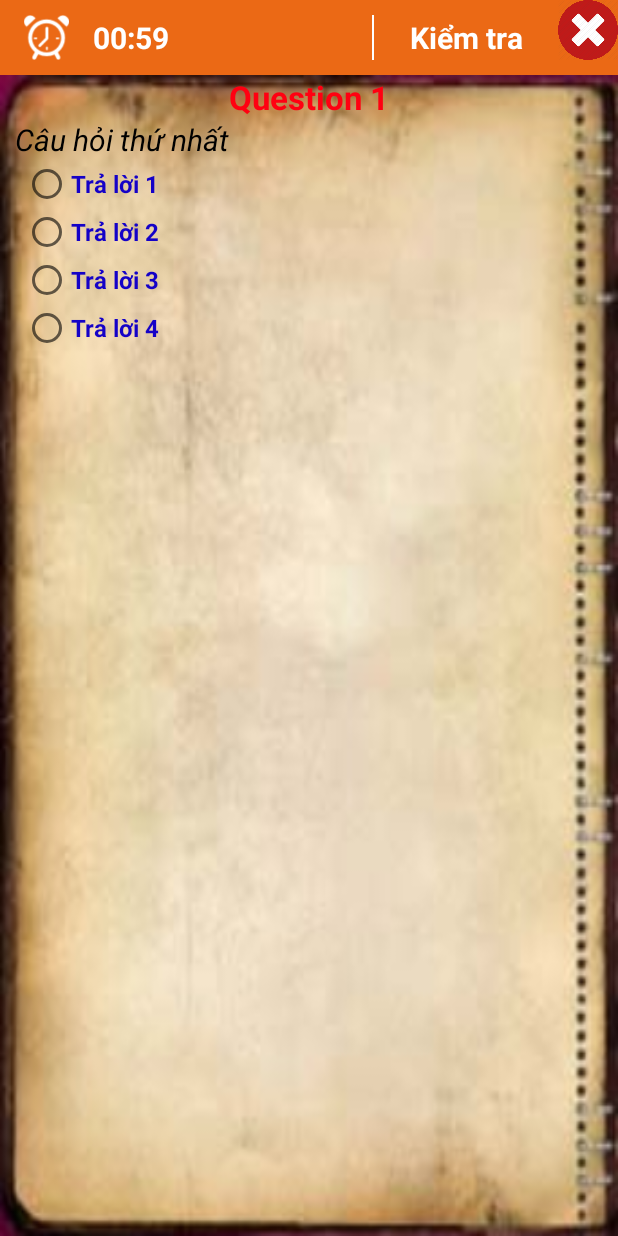
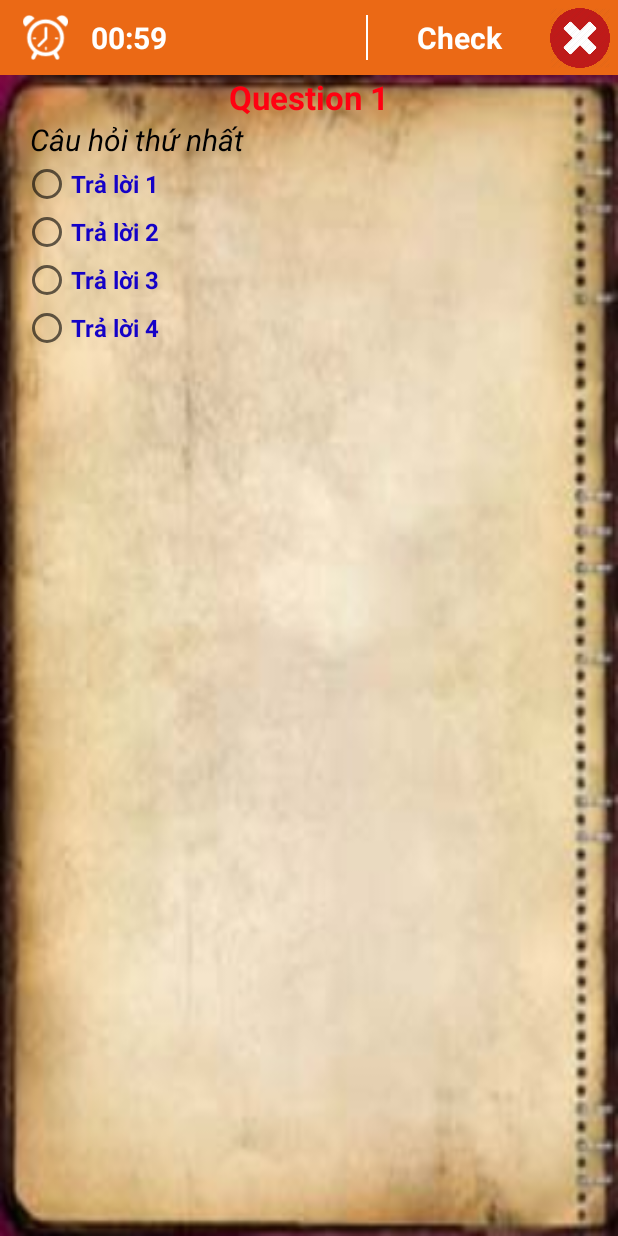
Before and after one commit to khanhcdt17/DoAnCoSo, an Android app: the ScreenSlideActivity screen opened directly, with no data from a screen before it, on a phone screen of 412 x 824 dp. Run offline under Robolectric (Android 15) with nearby library versions, the light colour scheme and no system bars; 7 statements that could not run were skipped.

Commit message:
commit giao dien moi

```diff
--- a/AppTracNghiem/app/src/main/java/com/abc/apptracnghiem/Fragment/OOPsConceptFeaturesFragment.java
+++ b/AppTracNghiem/app/src/main/java/com/abc/apptracnghiem/Fragment/OOPsConceptFeaturesFragment.java
@@ -5,6 +5,7 @@ import android.content.Intent;
 import android.os.Bundle;
 import android.support.annotation.Nullable;
 import android.support.v4.app.Fragment;
+import android.util.Log;
 import android.view.LayoutInflater;
 import android.view.View;
 import android.view.ViewGroup;
@@ -60,6 +61,7 @@ public class OOPsConceptFeaturesFragment extends Fragment {
         gvExam.setOnItemClickListener(new AdapterView.OnItemClickListener() {
             @Override
             public void onItemClick(AdapterView<?> parent, View view, int position, long id) {
+
                 Intent intent=new Intent(getActivity(),ScreenSlideActivity.class);
                 intent.putExtra("type_question",arrExam.get(position).getName());
                 intent.putExtra("topic","OOPs Concept & Features");
--- a/AppTracNghiem/app/src/main/java/com/abc/apptracnghiem/slides/ScreenSlideActivity.java
+++ b/AppTracNghiem/app/src/main/java/com/abc/apptracnghiem/slides/ScreenSlideActivity.java
@@ -11,6 +11,7 @@ import android.support.v4.view.PagerAdapter;
 import android.support.v4.view.ViewPager;
 import android.support.v7.app.AppCompatActivity;
 import android.os.Bundle;
+import android.util.Log;
 import android.view.View;
 import android.widget.AdapterView;
 import android.widget.Button;
@@ -18,6 +19,7 @@ import android.widget.GridView;
 import android.widget.QuickContactBadge;
 import android.widget.TextView;
 
+import com.abc.apptracnghiem.MainActivity;
 import com.abc.apptracnghiem.Question.Question;
 import com.abc.apptracnghiem.Question.QuestionController;
 import com.abc.apptracnghiem.R;
@@ -42,9 +44,9 @@ public class ScreenSlideActivity extends FragmentActivity {
      */
     private PagerAdapter pagerAdapter;
 
-
+    Button btnExit;
     TextView tvKiemTra;
-    TextView tvTimer, tvScore;
+    TextView tvTimer, tvScore,tvExplaintion;
     //Bien
     CounterClass timer;
     String topic;
@@ -74,10 +76,21 @@ public class ScreenSlideActivity extends FragmentActivity {
         questions = new ArrayList<>();
         questions = questionController.getQuestion(topic, typeQuestion);
 
+        btnExit=findViewById(R.id.btnExit);
         tvKiemTra = findViewById(R.id.tvKiemTra);
         tvScore = findViewById(R.id.tvScore);
         tvTimer = findViewById(R.id.tvTimer);
         timer = new CounterClass(60 * 1000, 1000);
+
+        btnExit.setOnClickListener(new View.OnClickListener() {
+            @Override
+            public void onClick(View v) {
+//                Intent i=new Intent(getApplicationContext(), MainActivity.class);
+//                i.addFlags(Intent.FLAG_ACTIVITY_CLEAR_TOP);
+//                startActivity(i);
+                finish();
+            }
+        });
 
         tvKiemTra.setOnClickListener(new View.OnClickListener() {
             @Override
@@ -189,6 +202,8 @@ public class ScreenSlideActivity extends FragmentActivity {
         Button btnCancel, btnFinish;
         btnCancel = dialog.findViewById(R.id.btnCancel);
         btnFinish = dialog.findViewById(R.id.btnFinish);
+        tvExplaintion=mPager.findViewById(R.id.tvExplaintion);
+
 
         btnCancel.setOnClickListener(new View.OnClickListener() {
             @Override
@@ -202,8 +217,10 @@ public class ScreenSlideActivity extends FragmentActivity {
                 timer.cancel();
                 setStatus();
                 dialog.dismiss();
+
             }
         });
+
         dialog.show();
     }
 
@@ -215,6 +232,7 @@ public class ScreenSlideActivity extends FragmentActivity {
         else if (mPager.getCurrentItem() <= 5) mPager.setCurrentItem(mPager.getCurrentItem() + 4);
         tvScore.setVisibility(View.VISIBLE);
         tvKiemTra.setVisibility(View.GONE);
+
     }
 
     public class CounterClass extends CountDownTimer {
--- a/AppTracNghiem/app/src/main/java/com/abc/apptracnghiem/slides/ScreenSlidePageFragment.java
+++ b/AppTracNghiem/app/src/main/java/com/abc/apptracnghiem/slides/ScreenSlidePageFragment.java
@@ -9,9 +9,11 @@ import android.util.Log;
 import android.view.LayoutInflater;
 import android.view.View;
 import android.view.ViewGroup;
+import android.widget.ImageView;
 import android.widget.RadioButton;
 import android.widget.RadioGroup;
 import android.widget.TextView;
+import android.widget.Toast;
 
 import com.abc.apptracnghiem.Question.Question;
 import com.abc.apptracnghiem.R;
@@ -25,13 +27,16 @@ public class ScreenSlidePageFragment extends Fragment {
 
     public static final String ARG_PAGE = "page";
     public static final String ARG_CHECK_ANSWER = "check_answer";
+    //public static final String ARG_CHECK_EXPLAINTION = "check_answer";
     private int mPageNumber; // vi tri trang hien tai
     public int checkAnswer;//bien kiem tra
+    //public int checkExplaintion;
 
     ArrayList<Question> questions;
-    TextView tvNum, tvQuestion;
+    TextView tvNum, tvQuestion,tvExplaintion;
     RadioGroup radioGroup;
     RadioButton radA, radB, radC, radD;
+    ImageView imgViewQuestion;
 
     public ScreenSlidePageFragment() {
         // Required empty public constructor
@@ -52,6 +57,8 @@ public class ScreenSlidePageFragment extends Fragment {
         radC = rootView.findViewById(R.id.radC);
         radD = rootView.findViewById(R.id.radD);
         radioGroup = rootView.findViewById(R.id.radGroup);
+        tvExplaintion=rootView.findViewById(R.id.tvExplaintion);
+        imgViewQuestion=rootView.findViewById(R.id.ivImgQuestion);
 
         return rootView;
     }
@@ -77,13 +84,20 @@ public class ScreenSlidePageFragment extends Fragment {
         radC.setText("C. " + questions.get(mPageNumber).getAns_c());
         radD.setText("D. " + questions.get(mPageNumber).getAns_d());
 
+        if (!questions.get(mPageNumber).getImg().equals("")){
+            int imageId = getResources().getIdentifier(questions.get(mPageNumber).getImg(), "drawable", getActivity().getPackageName());
+            imgViewQuestion.setImageResource(imageId);
+        }
+
         if (checkAnswer!=0){
             radA.setClickable(false);
             radB.setClickable(false);
             radC.setClickable(false);
             radD.setClickable(false);
             getCheckAnswer(getItem(mPageNumber).getResult());
-           // Log.d("KQ",getItem(mPageNumber).getResult());
+
+            tvExplaintion.setText("Explaintion: "+questions.get(mPageNumber).getExplaintion());
+            //Log.d("KQ",mPageNumber+"");
         }
 
         radioGroup.setOnCheckedChangeListener(new RadioGroup.OnCheckedChangeListener() {
@@ -108,6 +122,16 @@ public class ScreenSlidePageFragment extends Fragment {
         return questions.get(posotion);
     }
 
+//    // Tìm ID của Image ứng với tên của ảnh (Trong thư mục mipmap).
+//    public int getMipmapResIdByName(String resName)  {
+//        String pkgName = context.getPackageName();
+//
+//        // Trả về 0 nếu không tìm thấy.
+//        int resID = context.getResources().getIdentifier(resName , "mipmap", pkgName);
+//        Log.i("CustomGridView", "Res Name: "+ resName+"==> Res ID = "+ resID);
+//        return resID;
+//    }
+
     //Lay dap an theo vi tri
     private String getChoiceFromID(int id) {
         if (id == R.id.radA) return "A";
@@ -120,13 +144,13 @@ public class ScreenSlidePageFragment extends Fragment {
     //ham kiem tra cau dung
     private void getCheckAnswer(String ans) {
         if (ans.equals("a")==true) {
-            radA.setBackgroundColor(Color.BLUE);
+            radA.setBackgroundColor(Color.CYAN);
         } else if (ans.equals("b")==true) {
-            radB.setBackgroundColor(Color.BLUE);
+            radB.setBackgroundColor(Color.CYAN);
         } else if (ans.equals("c")==true) {
-            radC.setBackgroundColor(Color.BLUE);
+            radC.setBackgroundColor(Color.CYAN);
         } else if (ans.equals("d")==true) {
-            radD.setBackgroundColor(Color.BLUE);
+            radD.setBackgroundColor(Color.CYAN);
         }
     }
 }
--- a/AppTracNghiem/app/src/main/res/layout/activity_screen_slide.xml
+++ b/AppTracNghiem/app/src/main/res/layout/activity_screen_slide.xml
@@ -73,7 +73,7 @@
                 android:layout_width="fill_parent"
                 android:layout_height="match_parent"
                 android:gravity="center"
-                android:text="Kiểm tra"
+                android:text="Check"
                 android:textColor="#ffffff"
                 android:textSize="20sp"
                 android:textStyle="bold" />
@@ -90,13 +90,17 @@
                 android:visibility="gone" />
         </LinearLayout>
         <LinearLayout
+            android:paddingTop="5dp"
+            android:paddingRight="5dp"
             android:layout_width="wrap_content"
             android:layout_height="wrap_content">
+
             <Button
+
                 android:id="@+id/btnExit"
-                android:background="@drawable/exit"
                 android:layout_width="40dp"
-                android:layout_height="40dp"/>
+                android:layout_height="40dp"
+                android:background="@drawable/exit" />
 
         </LinearLayout>
     </LinearLayout>
--- a/AppTracNghiem/app/src/main/res/layout/check_answer_dialog.xml
+++ b/AppTracNghiem/app/src/main/res/layout/check_answer_dialog.xml
@@ -17,10 +17,12 @@
     <LinearLayout
         android:layout_width="match_parent"
         android:layout_height="match_parent"
+        android:paddingBottom="10dp"
         android:orientation="horizontal">
 
         <Button
             android:id="@+id/btnCancel"
+            android:background="@color/cardview_shadow_end_color"
             android:layout_width="wrap_content"
             android:layout_height="wrap_content"
             android:layout_weight="1"
@@ -28,6 +30,7 @@
 
         <Button
             android:id="@+id/btnFinish"
+            android:background="@color/cardview_shadow_end_color"
             android:layout_width="wrap_content"
             android:layout_height="wrap_content"
             android:layout_weight="1"
--- a/AppTracNghiem/app/src/main/res/layout/fragment_screen_slide_page.xml
+++ b/AppTracNghiem/app/src/main/res/layout/fragment_screen_slide_page.xml
@@ -9,14 +9,15 @@
     <ScrollView xmlns:android="http://schemas.android.com/apk/res/android"
         android:id="@+id/content"
         android:layout_width="match_parent"
-        android:background="@drawable/image_background"
-        android:layout_height="fill_parent">
+        android:layout_height="fill_parent"
+        android:background="@drawable/image_background">
+
         <LinearLayout
             android:layout_width="match_parent"
             android:layout_height="wrap_content"
+            android:orientation="vertical"
             android:paddingLeft="10dp"
-            android:paddingRight="10dp"
-            android:orientation="vertical">
+            android:paddingRight="10dp">
 
             <LinearLayout
                 android:layout_width="match_parent"
@@ -28,29 +29,22 @@
                     android:layout_width="wrap_content"
                     android:layout_height="wrap_content"
                     android:layout_gravity="center"
+                    android:text="Câu 1"
+                    android:textColor="#ff0011"
                     android:textSize="22sp"
-                    android:textColor="#ff0011"
-                    android:textStyle="bold"
-                    android:text="Câu 1" />
+                    android:textStyle="bold" />
 
                 <TextView
                     android:id="@+id/tvQuestion"
                     android:layout_width="match_parent"
                     android:layout_height="wrap_content"
+                    android:paddingLeft="10dp"
+                    android:text="Câu hỏi thứ nhất "
+                    android:textColor="#000000"
                     android:textSize="20sp"
-                    android:textColor="#000000"
-                    android:textStyle="italic"
-                    android:text="Câu hỏi thứ nhất " />
+                    android:textStyle="italic" />
             </LinearLayout>
 
-            <ImageView
-                android:id="@+id/ivIcon"
-                android:layout_width="wrap_content"
-                android:layout_height="wrap_content"
-                android:layout_margin="0dp"
-                android:padding="0dp"
-                android:layout_gravity="center"
-                android:visibility="visible" />
 
             <RadioGroup
                 android:id="@+id/radGroup"
@@ -63,41 +57,62 @@
                     android:layout_width="match_parent"
                     android:layout_height="wrap_content"
                     android:checked="false"
+                    android:text="Trả lời 1"
+                    android:textColor="#1502c7"
                     android:textSize="16sp"
-                    android:textColor="#1502c7"
-                    android:textStyle="bold"
-                    android:text="Trả lời 1" />
+                    android:textStyle="bold" />
 
                 <RadioButton
                     android:id="@+id/radB"
                     android:layout_width="match_parent"
                     android:layout_height="wrap_content"
                     android:checked="false"
+                    android:text="Trả lời 2"
+                    android:textColor="#1502c7"
                     android:textSize="16sp"
-                    android:textColor="#1502c7"
-                    android:textStyle="bold"
-                    android:text="Trả lời 2" />
+                    android:textStyle="bold" />
 
                 <RadioButton
                     android:id="@+id/radC"
                     android:layout_width="match_parent"
                     android:layout_height="wrap_content"
                     android:checked="false"
+                    android:text="Trả lời 3"
+                    android:textColor="#1502c7"
                     android:textSize="16sp"
-                    android:textColor="#1502c7"
-                    android:textStyle="bold"
-                    android:text="Trả lời 3" />
+                    android:textStyle="bold" />
 
                 <RadioButton
                     android:id="@+id/radD"
                     android:layout_width="match_parent"
                     android:layout_height="wrap_content"
                     android:checked="false"
+                    android:text="Trả lời 4"
+                    android:textColor="#1502c7"
                     android:textSize="16sp"
-                    android:textColor="#1502c7"
-                    android:textStyle="bold"
-                    android:text="Trả lời 4" />
+                    android:textStyle="bold" />
             </RadioGroup>
+
+            <TextView
+                android:id="@+id/tvExplaintion"
+                android:layout_width="wrap_content"
+                android:layout_height="wrap_content"
+                android:paddingLeft="10dp"
+                android:paddingRight="5dp"
+                android:textColor="#000000"
+                android:textSize="17sp"
+                android:text=" "
+                android:textStyle="normal" />
+
+            <ImageView
+                android:id="@+id/ivImgQuestion"
+                android:layout_width="wrap_content"
+                android:layout_height="wrap_content"
+                android:layout_gravity="center"
+                android:layout_margin="0dp"
+                android:padding="0dp"
+                android:visibility="visible" />
+
         </LinearLayout>
     </ScrollView>
 </LinearLayout>
--- a/AppTracNghiem/app/src/main/res/layout/item_gridview_list_answer.xml
+++ b/AppTracNghiem/app/src/main/res/layout/item_gridview_list_answer.xml
@@ -5,6 +5,7 @@
     android:orientation="vertical">
 
     <TextView
+        android:paddingTop="5dp"
         android:id="@+id/tvNumAns"
         android:layout_width="wrap_content"
         android:layout_height="wrap_content"
```
Also changed, not shown: AppTracNghiem/app/src/main/assets/quiz.db, AppTracNghiem/app/src/main/res/drawable/img1.PNG (added), AppTracNghiem/app/src/main/res/mipmap-mdpi/img1.PNG (added), 3 other files.
